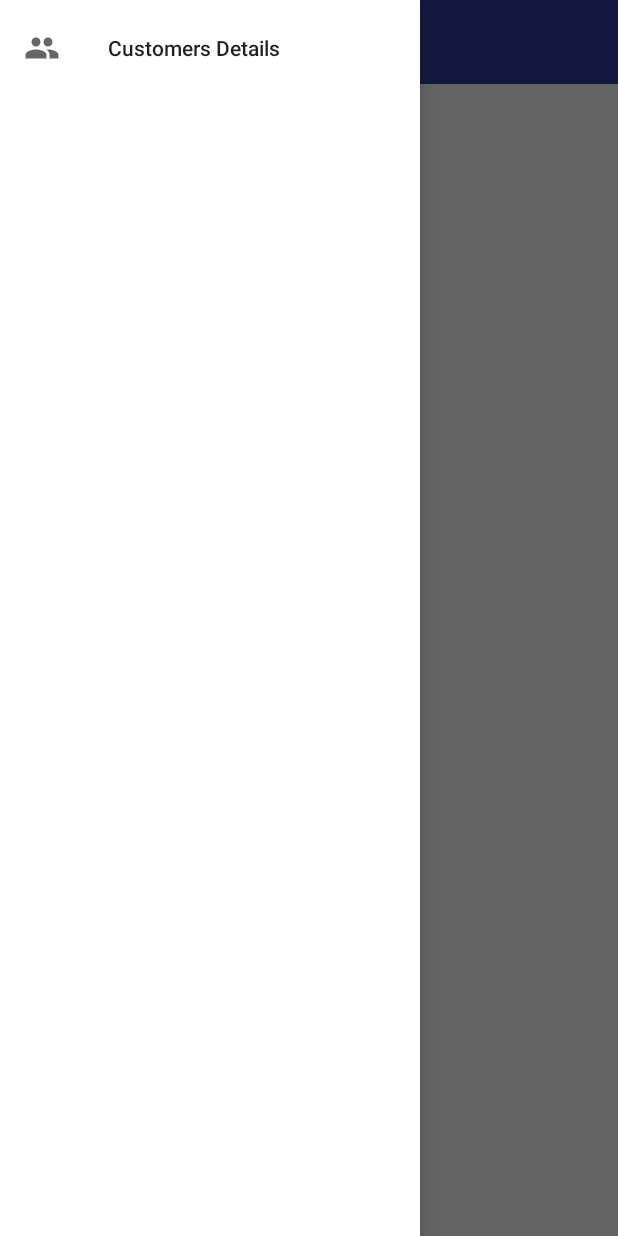
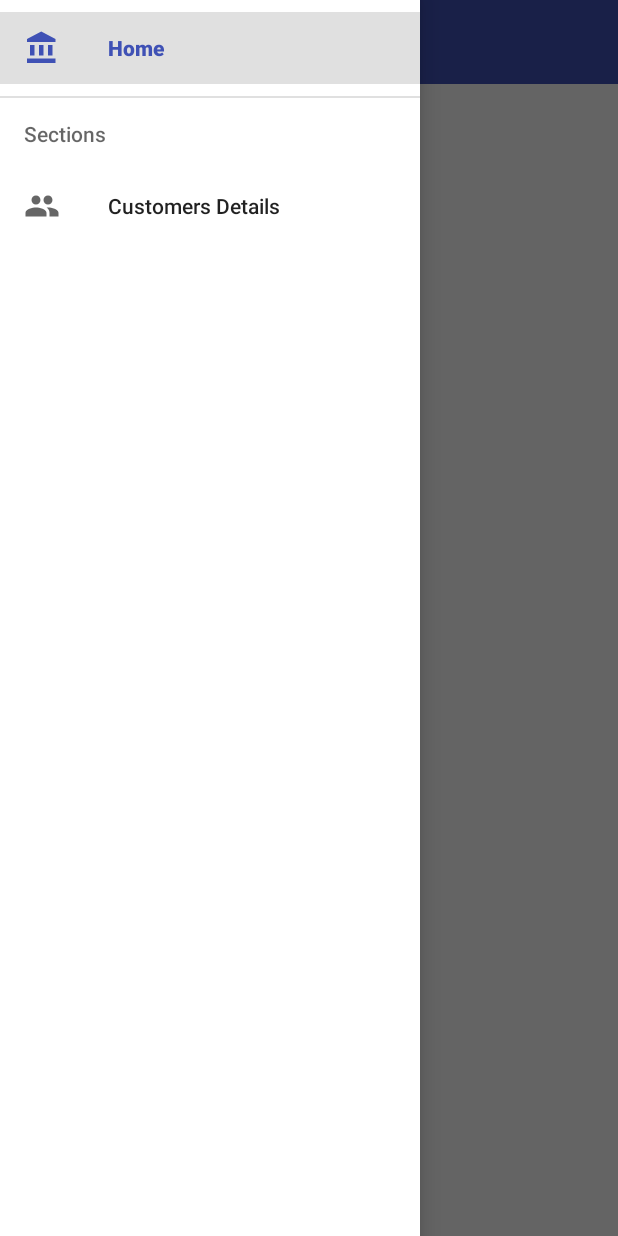
Before and after one commit to imhashir/shop-keeper, an Android app: the screen it shows after launch (MainActivity before the commit, HomeActivity after it), with the side drawer open, on a phone screen of 412 x 824 dp. Run offline under Robolectric (Android 15) with nearby library versions, the light colour scheme and no system bars.

Commit message:
Improved Navigation Menu

```diff
--- a/app/src/main/AndroidManifest.xml
+++ b/app/src/main/AndroidManifest.xml
@@ -16,7 +16,7 @@
         <activity android:name=".HostingActivities.CustomerInfoActivity"
             android:label="@string/customer_info_activity"/>
 
-        <activity android:name=".HostingActivities.MainActivity"
+        <activity android:name=".HostingActivities.HomeActivity"
             android:label="@string/app_name">
             <intent-filter>
                 <category android:name="android.intent.category.LAUNCHER"/>
--- a/app/src/main/java/com/hashirbaig/creator/shopkeeper/HostingActivities/MainActivity.java
+++ b/app/src/main/java/com/hashirbaig/creator/shopkeeper/HostingActivities/HomeActivity.java
@@ -1,23 +1,28 @@
 package com.hashirbaig.creator.shopkeeper.HostingActivities;
 
+import android.content.res.Configuration;
+import android.os.Build;
 import android.os.Bundle;
 import android.support.annotation.Nullable;
 import android.support.design.widget.NavigationView;
 import android.support.v4.app.Fragment;
 import android.support.v4.app.FragmentManager;
 import android.support.v4.widget.DrawerLayout;
+import android.support.v7.app.ActionBarDrawerToggle;
 import android.support.v7.app.AppCompatActivity;
 import android.support.v7.widget.Toolbar;
 import android.view.MenuItem;
 
 import com.hashirbaig.creator.shopkeeper.MainFragments.CustomersListFragment;
+import com.hashirbaig.creator.shopkeeper.MainFragments.HomeFragment;
 import com.hashirbaig.creator.shopkeeper.R;
 
-public class MainActivity extends AppCompatActivity{
+public class HomeActivity extends AppCompatActivity{
 
     private NavigationView mNavigationView;
     private Toolbar mToolbar;
     private DrawerLayout mDrawer;
+    private ActionBarDrawerToggle mDrawerToggle;
 
     @Override
     protected void onCreate(@Nullable Bundle savedInstanceState) {
@@ -29,9 +34,20 @@ public class MainActivity extends AppCompatActivity{
 
         setSupportActionBar(mToolbar);
         setupDrawerContent(mNavigationView);
+
+        mDrawerToggle = setupDrawerToggle();
+        mDrawerToggle.syncState();
+
+        Fragment fragment = HomeFragment.newInstance();
+        FragmentManager fm = getSupportFragmentManager();
+        fm.beginTransaction().add(R.id.fragment_container_drawer, fragment).commit();
     }
 
-    public void setupDrawerContent(NavigationView mNavView) {
+    private ActionBarDrawerToggle setupDrawerToggle(){
+        return new ActionBarDrawerToggle(this, mDrawer, mToolbar, R.string.open_navigation_drawer, R.string.close_navigation_drawer);
+    }
+
+    private void setupDrawerContent(NavigationView mNavView) {
         mNavView.setNavigationItemSelectedListener(new NavigationView.OnNavigationItemSelectedListener() {
             @Override
             public boolean onNavigationItemSelected(MenuItem item) {
@@ -41,7 +57,7 @@ public class MainActivity extends AppCompatActivity{
         });
     }
 
-    public void onItemSelected(MenuItem item) {
+    private void onItemSelected(MenuItem item) {
 
         Fragment fragment = null;
         Class fragmentClass;
@@ -49,6 +65,9 @@ public class MainActivity extends AppCompatActivity{
         switch (item.getItemId()) {
             case R.id.customer_list_nav:
                 fragmentClass = CustomersListFragment.class;
+                break;
+            case R.id.home_nav:
+                fragmentClass = HomeFragment.class;
                 break;
             default:
                 fragmentClass = CustomersListFragment.class;
@@ -72,9 +91,23 @@ public class MainActivity extends AppCompatActivity{
     }
 
     @Override
+    public void onConfigurationChanged(Configuration newConfig) {
+        super.onConfigurationChanged(newConfig);
+
+        mDrawerToggle.onConfigurationChanged(newConfig);
+    }
+
+    @Override
     protected void onPostCreate(@Nullable Bundle savedInstanceState) {
         super.onPostCreate(savedInstanceState);
     }
 
+    @Override
+    public boolean onOptionsItemSelected(MenuItem item) {
 
+        if(mDrawerToggle.onOptionsItemSelected(item))
+            return true;
+
+        return super.onOptionsItemSelected(item);
+    }
 }
--- /dev/null
+++ b/app/src/main/java/com/hashirbaig/creator/shopkeeper/MainFragments/HomeFragment.java
@@ -0,0 +1,11 @@
+package com.hashirbaig.creator.shopkeeper.MainFragments;
+
+import android.support.v4.app.Fragment;
+
+public class HomeFragment extends Fragment{
+
+    public static HomeFragment newInstance() {
+        return new HomeFragment();
+    }
+
+}
--- a/app/src/main/res/layout/toolbar.xml
+++ b/app/src/main/res/layout/toolbar.xml
@@ -7,7 +7,7 @@
     android:layout_width="match_parent"
     android:layout_height="wrap_content"
     app:theme="@style/ThemeOverlay.AppCompat.Dark.ActionBar"
-    android:background="?attr/colorPrimaryDark"
+    android:background="?attr/colorPrimary"
     android:fitsSystemWindows="true"
     android:minHeight="?attr/actionBarSize">
 
--- a/app/src/main/res/menu/navigation_bar_menu.xml
+++ b/app/src/main/res/menu/navigation_bar_menu.xml
@@ -2,9 +2,26 @@
 <menu
     xmlns:android="http://schemas.android.com/apk/res/android">
 
+    <group
+        android:checkableBehavior="single">
+        <item
+            android:title="@string/home_nav"
+            android:id="@+id/home_nav"
+            android:icon="@drawable/ic_home_menu"
+            android:checked="true"/>
+    </group>
+
     <item
-        android:title="@string/customer_list"
-        android:icon="@drawable/customers_list_icon"
-        android:id="@+id/customer_list_nav"/>
+        android:title="@string/sections_nav">
+        <menu>
+            <group
+                android:checkableBehavior="single">
+                <item
+                    android:title="@string/customer_list"
+                    android:icon="@drawable/customers_list_icon"
+                    android:id="@+id/customer_list_nav"/>
+            </group>
+        </menu>
+    </item>
 
 </menu>
--- a/app/src/main/res/values/strings.xml
+++ b/app/src/main/res/values/strings.xml
@@ -21,5 +21,9 @@
 
     <!-- Navigation Bar Strings -->
     <string name="customers_list">Customers List</string>
+    <string name="home_nav">Home</string>
+    <string name="sections_nav">Sections</string>
+    <string name="open_navigation_drawer">Open Navigation Drawer</string>
+    <string name="close_navigation_drawer">Close Navigation Drawer</string>
 
 </resources>
```
